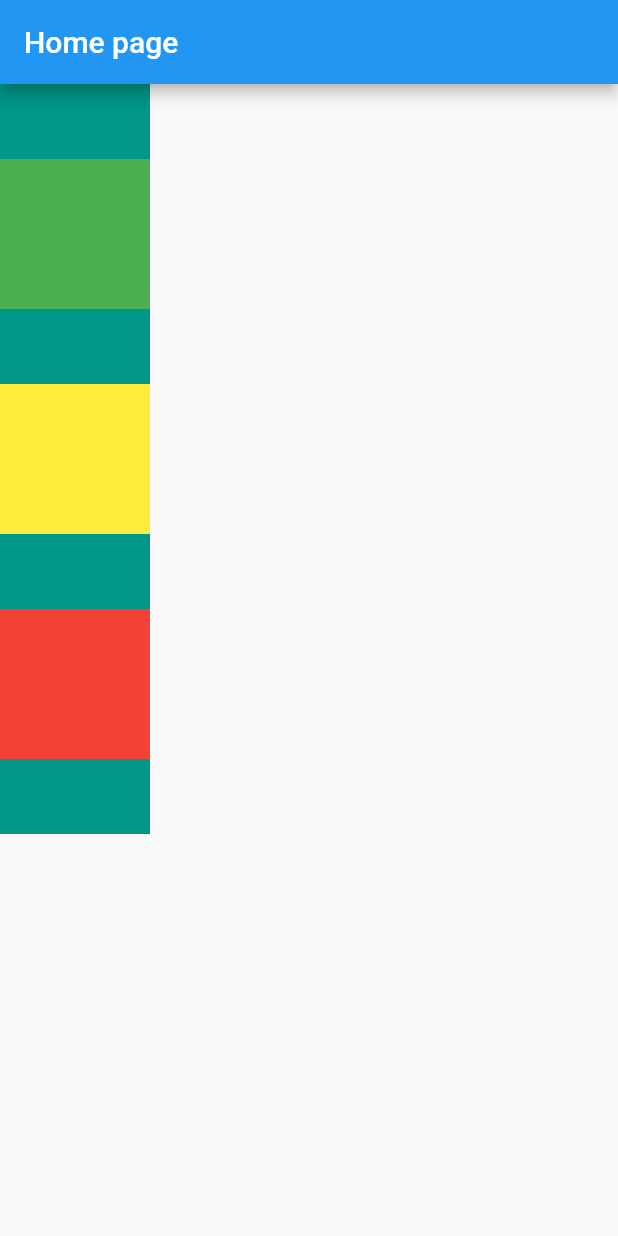
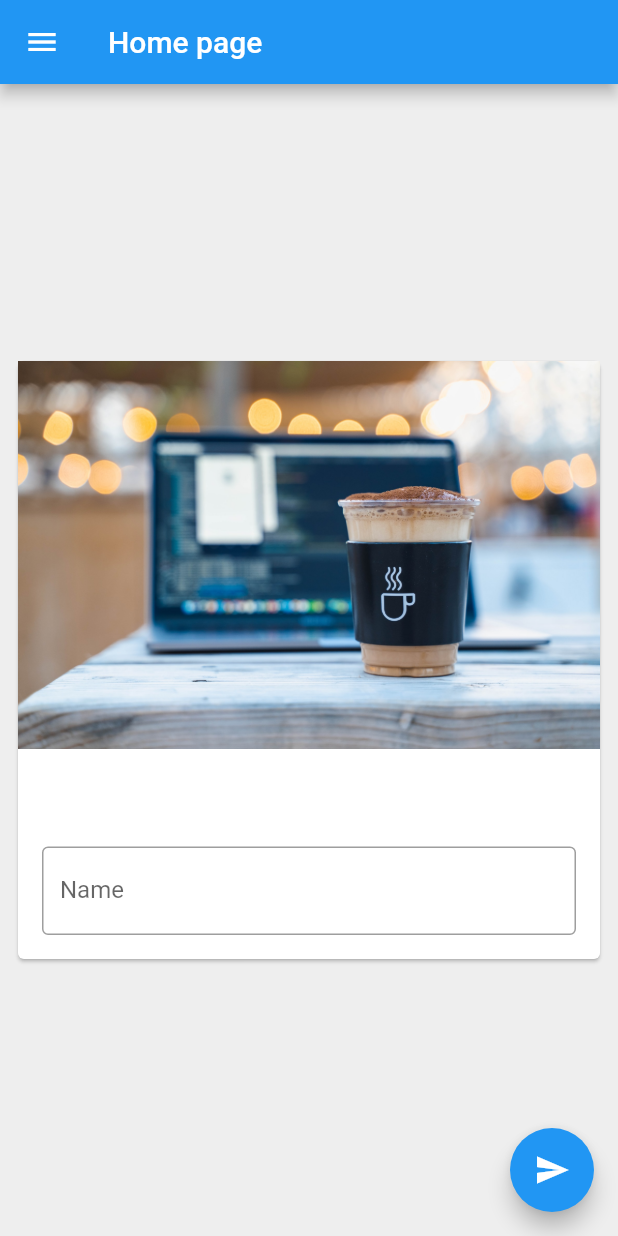
Before and after one commit to Mohamed-Konate/flutter-essentials, a Flutter app: the screen it shows after launch, on a phone screen of 412 x 824 dp. Run offline on Flutter 3.47's test engine with Material 2 defaults, Android fonts, the phone set to English and light mode, and no system bars.

Commit message:
Card, assets, SingleChildScrollView, TextField, onPressed to change Text content

```diff
--- a/lib/main.dart
+++ b/lib/main.dart
@@ -13,43 +13,89 @@ class FlutterEssentials extends StatelessWidget {
   }
 }
 
-class HomePage extends StatelessWidget {
+class HomePage extends StatefulWidget {
+  @override
+  _HomePageState createState() => _HomePageState();
+}
+
+class _HomePageState extends State<HomePage> {
+  String myText = "";
+
+  TextEditingController _nameController = TextEditingController();
+
   @override
   Widget build(BuildContext context) {
     return Scaffold(
+      backgroundColor: Colors.grey[200],
       appBar: AppBar(
         title: Text('Home page'),
       ),
-      body: Container(
-        color: Colors.teal,
-        height: 500,
-        child: Column(
-          mainAxisAlignment: MainAxisAlignment.spaceEvenly,
-          crossAxisAlignment: CrossAxisAlignment.center,
+      body: Center(
+        child: Padding(
+          padding: const EdgeInsets.all(8.0),
+          child: SingleChildScrollView(
+            child: Card(
+              child: Column(
+                children: [
+                  Image.asset("assets/card_image.jpeg"),
+                  SizedBox(
+                    height: 20,
+                  ),
+                  Text(
+                    myText,
+                    style: TextStyle(fontSize: 25, fontWeight: FontWeight.bold),
+                  ),
+                  Padding(
+                    padding: const EdgeInsets.all(16.0),
+                    child: TextField(
+                      controller: _nameController,
+                      decoration: InputDecoration(
+                          border: OutlineInputBorder(),
+                          hintText: "Enter some Text",
+                          labelText: "Name"),
+                    ),
+                  )
+                ],
+              ),
+            ),
+          ),
+        ),
+      ),
+      drawer: Drawer(
+        child: ListView(
+          padding: const EdgeInsets.all(0),
           children: [
-            Container(
-              padding: const EdgeInsets.all(8),
-              width: 100,
-              height: 100,
-              alignment: Alignment.center,
-              color: Colors.green,
+            UserAccountsDrawerHeader(
+              accountName: Text('Mohamed Konaté'),
+              accountEmail: Text('ing.mohamedkonate@gmail.com'),
+              currentAccountPicture: CircleAvatar(
+                backgroundImage: NetworkImage(
+                    "https://images.unsplash.com/photo-1485827404703-89b55fcc595e?ixlib=rb-1.2.1&ixid=eyJhcHBfaWQiOjEyMDd9&auto=format&fit=crop&w=2550&q=80"),
+              ),
             ),
-            Container(
-              padding: const EdgeInsets.all(8),
-              width: 100,
-              height: 100,
-              alignment: Alignment.center,
-              color: Colors.yellow,
+            ListTile(
+              leading: Icon(Icons.person),
+              title: Text('Mohamed Konaté'),
+              subtitle: Text('Developer'),
+              trailing: Icon(Icons.edit),
+              onTap: () {},
             ),
-            Container(
-              padding: const EdgeInsets.all(8),
-              width: 100,
-              height: 100,
-              alignment: Alignment.center,
-              color: Colors.red,
-            ),
+            ListTile(
+              leading: Icon(Icons.email),
+              title: Text('Email'),
+              subtitle: Text('ing.mohamedkonate@gmail.com'),
+              trailing: Icon(Icons.edit),
+              onTap: () {},
+            )
           ],
-        )
+        ),
+      ),
+      floatingActionButton: FloatingActionButton(
+        onPressed: () {
+          myText = _nameController.text;
+          setState(() {});
+        },
+        child: Icon(Icons.send),
       ),
     );
   }
--- a/pubspec.yaml
+++ b/pubspec.yaml
@@ -45,8 +45,8 @@ flutter:
   uses-material-design: true
 
   # To add assets to your application, add an assets section, like this:
-  # assets:
-  #   - images/a_dot_burr.jpeg
+  assets:
+     - assets/
   #   - images/a_dot_ham.jpeg
 
   # An image asset can refer to one or more resolution-specific "variants", see
```
Also changed, not shown: assets/card_image.jpeg (added).
